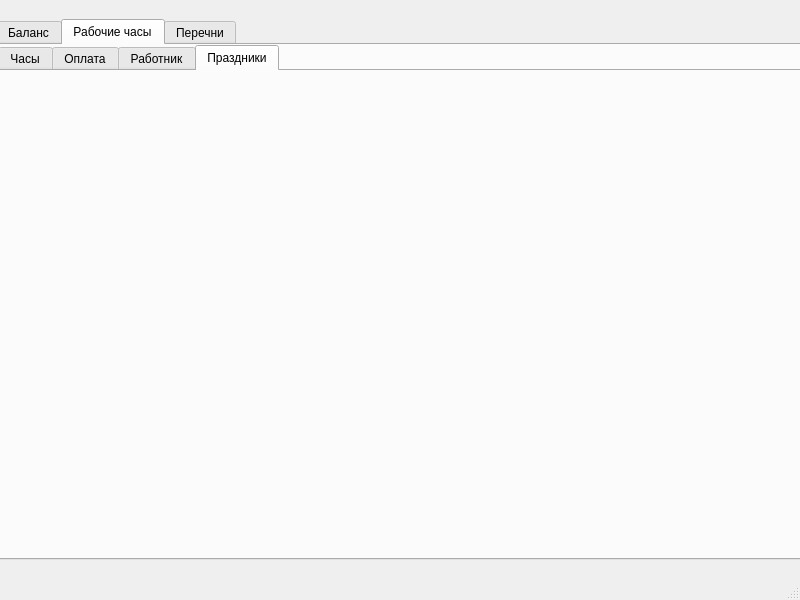
Korguv/Poliur, file test_UI.ui: the form before one commit.
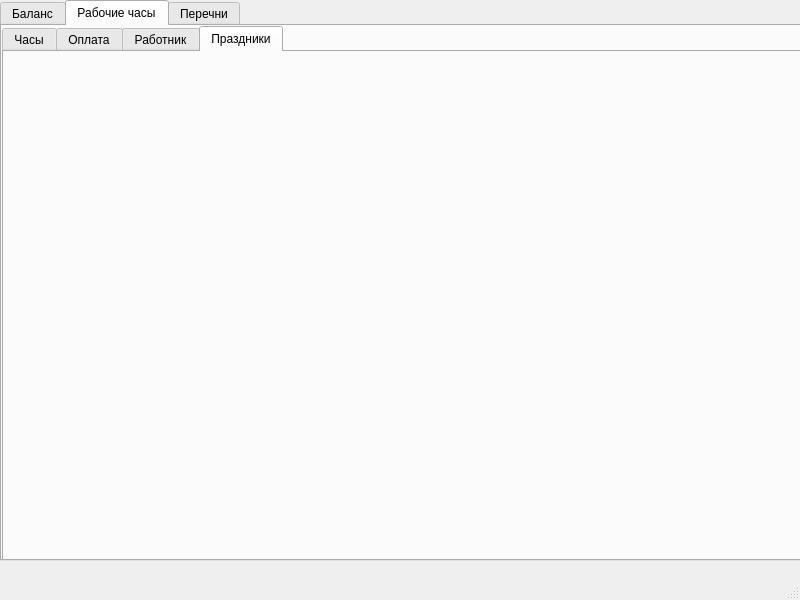
The form after the commit. The open tabs and pages were chosen to show the change.

The edit to the form file:
```diff
--- a/test_UI.ui
+++ b/test_UI.ui
@@ -17,10 +17,10 @@
    <widget class="QTabWidget" name="tabWidget">
     <property name="geometry">
      <rect>
-      <x>-4</x>
-      <y>19</y>
+      <x>0</x>
+      <y>0</y>
       <width>811</width>
-      <height>541</height>
+      <height>561</height>
      </rect>
     </property>
     <property name="currentIndex">
@@ -102,7 +102,7 @@
         <x>0</x>
         <y>0</y>
         <width>811</width>
-        <height>521</height>
+        <height>541</height>
        </rect>
       </property>
       <property name="currentIndex">
```
Left out of the diff: 6 changed lines with no effect on the pictures.
